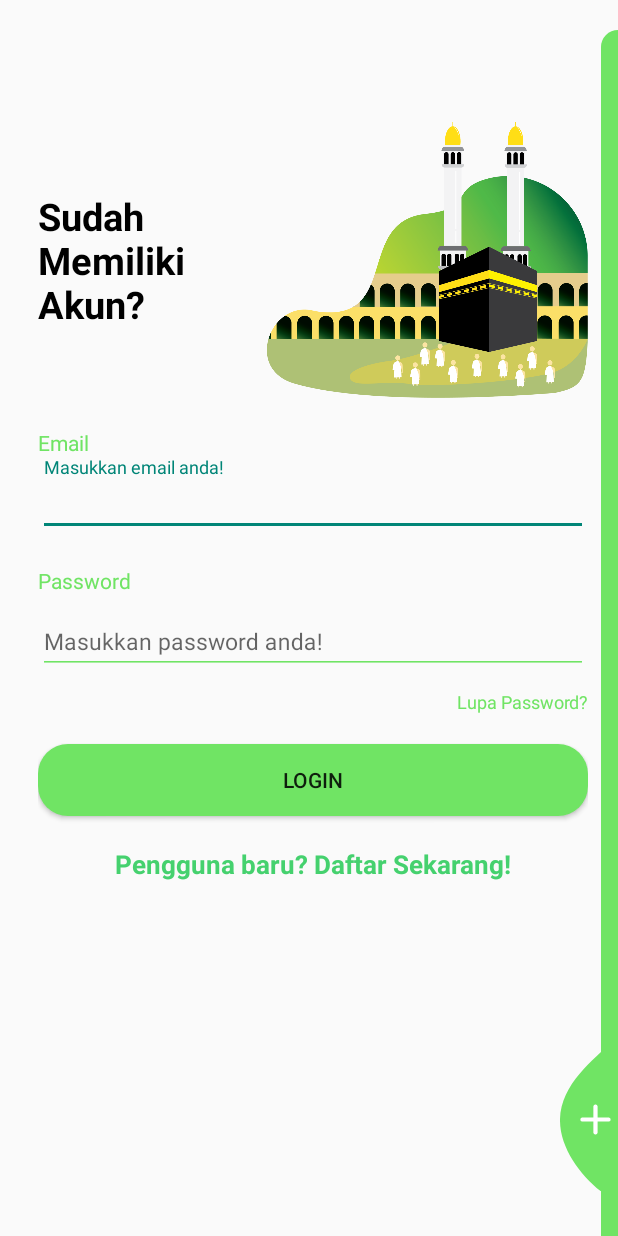
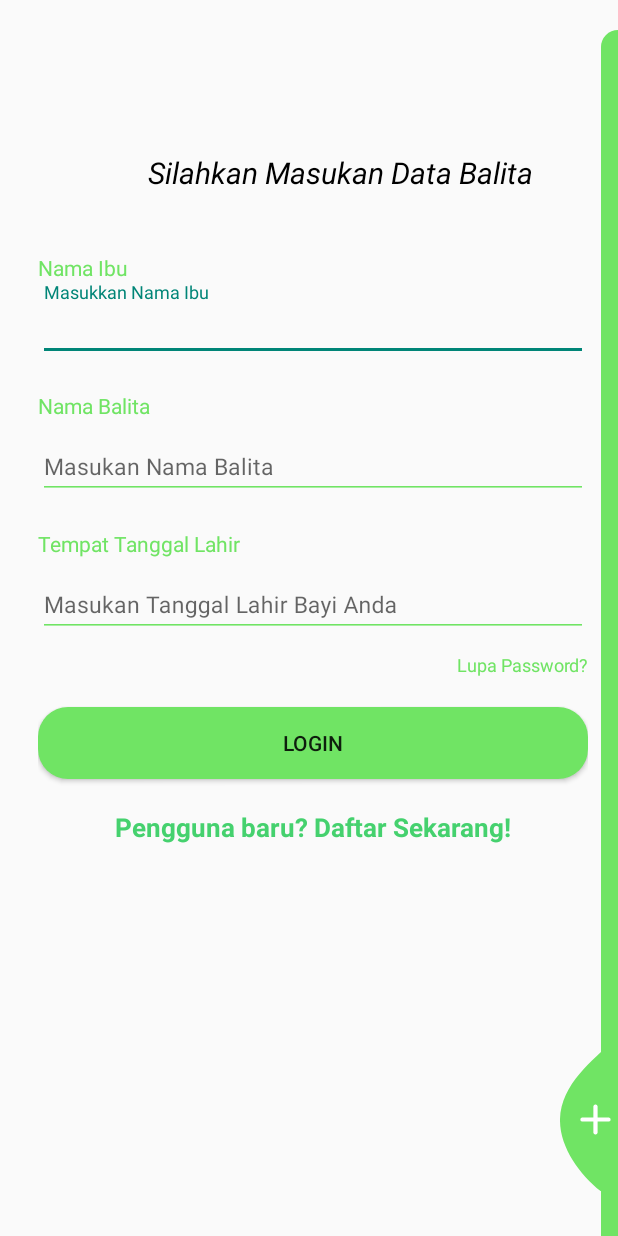
Before and after one commit to Rivaldz/HajiHealthMonitoring, an Android app: the LoginActivity screen opened directly, with no data from a screen before it, after a tap on "LOGIN", on a phone screen of 412 x 824 dp. Run offline under Robolectric (Android 15) with nearby library versions, the light colour scheme and no system bars; our stand-ins replace Firebase (no records; nobody signed in at launch, a user with empty details on screens opened directly).

Commit message:
mengubah login menjadi form regist bayi ibu ttl

```diff
--- a/app/src/main/java/com/valdo/hajihealthmonitoring/activity/KartuPantau.java
+++ b/app/src/main/java/com/valdo/hajihealthmonitoring/activity/KartuPantau.java
@@ -2,9 +2,11 @@ package com.valdo.hajihealthmonitoring.activity;
 
 import androidx.appcompat.app.AppCompatActivity;
 
+import android.content.Context;
 import android.os.Bundle;
 import android.widget.TextView;
 
+import com.valdo.hajihealthmonitoring.Preferences.Preferences;
 import com.valdo.hajihealthmonitoring.R;
 
 import java.text.SimpleDateFormat;
@@ -12,13 +14,15 @@ import java.util.Calendar;
 import java.util.Date;
 
 public class KartuPantau extends AppCompatActivity {
-    TextView lihatTanggal;
+    TextView lihatTanggal, namaBalita;
 
     @Override
     protected void onCreate(Bundle savedInstanceState) {
         super.onCreate(savedInstanceState);
         setContentView(R.layout.activity_kartu_pantau);
         lihatTanggal = findViewById(R.id.tanggal);
+        namaBalita = findViewById(R.id.textViewNamaBalita);
+        namaBalita.setText(Preferences.getRegisteredBayi(getBaseContext()));
         setDate(lihatTanggal);
     }
 
--- a/app/src/main/java/com/valdo/hajihealthmonitoring/activity/LoginActivity.java
+++ b/app/src/main/java/com/valdo/hajihealthmonitoring/activity/LoginActivity.java
@@ -28,6 +28,7 @@ import com.valdo.hajihealthmonitoring.fragment.ProfileFragment;
 import java.io.FileNotFoundException;
 import java.io.FileOutputStream;
 import java.io.IOException;
+import java.net.ConnectException;
 import java.time.Instant;
 
 import static android.text.TextUtils.isEmpty;
@@ -37,7 +38,7 @@ public class LoginActivity extends AppCompatActivity {
     private FirebaseAuth firebaseAuth;
 
     TextView register,lupaPass;
-    EditText email, password;
+    EditText namaIbu, namaBalita, ttl;
     Button loginBut ;
     String emailSto;
 
@@ -48,20 +49,14 @@ public class LoginActivity extends AppCompatActivity {
     protected void onCreate(Bundle savedInstanceState) {
         super.onCreate(savedInstanceState);
         setContentView(R.layout.activity_login);
-        register = findViewById(R.id.textRegister);
-        email = findViewById(R.id.editTextEmail);
-        password = findViewById(R.id.editTextPassword);
+        namaIbu = findViewById(R.id.editTextNamaIbu);
+        namaBalita = findViewById(R.id.editTextBalita);
+        ttl = findViewById(R.id.editTtl);
+
         loginBut = findViewById(R.id.buttonLogin);
         lupaPass = findViewById(R.id.forgotPassword);
         mProgress = findViewById(R.id.simpleProgressBar);
 
-
-//
-//        mProgress = new ProgressDialog(gkketBaseContext());
-//        mProgress.setTitle("Processing...");
-//        mProgress.setMessage("Please wait...");
-//        mProgress.setCancelable(false);
-//        mProgress.setIndeterminate(true);
 
         firebaseAuth = FirebaseAuth.getInstance();
 
@@ -72,46 +67,26 @@ public class LoginActivity extends AppCompatActivity {
             }
         });
 
-       register.setOnClickListener(new View.OnClickListener() {
-           @Override
-           public void onClick(View v) {
-               startActivity(new Intent(LoginActivity.this, RegisterActivity.class));
-
-           }
-       });
 
        loginBut.setOnClickListener(new View.OnClickListener() {
            @Override
            public void onClick(View v) {
-              String emailSt = email.getText().toString();
-              String passSt = password.getText().toString();
-              emailSto = emailSt;
-              Preferences.setLoggedInUser(getBaseContext(), emailSt);
+               String namaIbuSt = namaIbu.getText().toString();
+               String namaBalitaSt = namaBalita.getText().toString();
+               String ttlSt = ttl.getText().toString();
+               if (!isEmpty(namaBalitaSt) && !isEmpty(namaIbuSt) && !isEmpty(ttlSt)) {
 
-               if (!isEmpty(emailSt) && !isEmpty(passSt)){
-                  firebaseAuth.signInWithEmailAndPassword(emailSt,passSt)
-                          .addOnCompleteListener(LoginActivity.this, new OnCompleteListener<AuthResult>() {
-                              @Override
-                              public void onComplete(@NonNull Task<AuthResult> task) {
-                                  mProgress.setVisibility(View.VISIBLE);
-                                  if (task.isSuccessful()) {
-                                      startActivity(new Intent(LoginActivity.this, MainActivity.class));
-                                      Preferences.setLoggedInStatus(getBaseContext(),true);
-                                      Toast.makeText(getBaseContext(), "Login Berhasil", Toast.LENGTH_SHORT).show();
-                                  }
-                                  else {
-                                      mProgress.setVisibility(View.INVISIBLE);
-                                      Toast.makeText(getBaseContext(), "Passowrd atau email salah ", Toast.LENGTH_SHORT).show();
-                                  }
-                              }
+                   Preferences.setRegisteredIbu(getBaseContext(), namaIbuSt);
+                   Preferences.setRegisteredBayi(getBaseContext(), namaBalitaSt);
+                   Preferences.setRegisteredTtl(getBaseContext(), ttlSt);
 
-                          });
+                   Preferences.setLoggedInStatus(getBaseContext(),true);
 
-              }
-              else {
-                  Toast.makeText(getBaseContext(), "Silahkan isi email dan password", Toast.LENGTH_SHORT).show();
-
-              }
+                   startActivity(new Intent(LoginActivity.this, KartuPantau.class));
+               }
+               else {
+                   Toast.makeText(getBaseContext(), "Silahkan isi semua form", Toast.LENGTH_SHORT);
+               }
 
 
            }
@@ -120,13 +95,4 @@ public class LoginActivity extends AppCompatActivity {
 
     }
 
-    private String setEmail() throws IOException {
-        String emailSt = null;
-        FileOutputStream fOut = openFileOutput("eStorage", Context.MODE_PRIVATE);
-        fOut.write(emailSto.getBytes());
-        fOut.close();
-
-        return emailSt;
-
-    }
 }
--- a/app/src/main/java/com/valdo/hajihealthmonitoring/activity/RegisterActivity.java
+++ b/app/src/main/java/com/valdo/hajihealthmonitoring/activity/RegisterActivity.java
@@ -129,8 +129,8 @@ public class RegisterActivity extends AppCompatActivity {
         String[] emailSplit = emailString.split("\\.");
         String email = emailSplit[0];
 
-        RegisterModel registerModel = new RegisterModel(namaString,email,noHpString,passString);
-        databaseReference.child(email).setValue(registerModel);
+        RegisterModel registerModel = new RegisterModel(namaString,emailString,noHpString,passString);
+        databaseReference.child(email).push().setValue(registerModel);
 
     }
 }
--- a/app/src/main/java/com/valdo/hajihealthmonitoring/model/RegisterModel.java
+++ b/app/src/main/java/com/valdo/hajihealthmonitoring/model/RegisterModel.java
@@ -8,6 +8,9 @@ public class RegisterModel {
         this.email = email;
         this.noHp = noHp;
         this.pass = pass;
+    }
+
+    public RegisterModel() {
     }
 
     public String getNama() {
--- a/app/src/main/res/layout/activity_login.xml
+++ b/app/src/main/res/layout/activity_login.xml
@@ -34,72 +34,78 @@
             android:orientation="vertical"
             android:padding="20dp">
 
-            <RelativeLayout
+            <TextView
                 android:layout_width="match_parent"
-                android:layout_height="wrap_content"
-                android:layout_gravity="right">
-
-                <TextView
-                    android:id="@+id/header_text"
-                    android:layout_width="wrap_content"
-                    android:layout_height="wrap_content"
-                    android:layout_alignParentLeft="true"
-                    android:textColor="@color/black"
-                    android:layout_centerVertical="true"
-                    android:text="Sudah \nMemiliki \nAkun?"
-                    android:textSize="25sp"
-                    android:textStyle="bold" />
-
-                <ImageView
-                    android:id="@+id/header_image"
-                    android:layout_width="wrap_content"
-                    android:layout_height="wrap_content"
-                    android:layout_alignParentTop="true"
-                    android:layout_alignParentEnd="true"
-                    android:layout_marginTop="0dp"
-                    app:srcCompat="@drawable/haji_header_login" />
-
-            </RelativeLayout>
+                android:layout_height="match_parent"
+                android:text="\t\t\t\tSilahkan Masukan Data Balita"
+                android:textSize="20dp"
+                android:layout_gravity="center"
+                android:textStyle="italic"
+                android:padding="20dp"
+                android:textColor="@color/black"
+                />
 
             <TextView
-                android:id="@+id/textEmail"
+                android:id="@+id/textNamaIbu"
                 android:layout_marginTop="20dp"
                 android:layout_width="match_parent"
                 android:textColor="@color/greenYoung"
                 android:layout_height="wrap_content"
-                android:text="Email" />
+                android:text="Nama Ibu" />
 
             <com.google.android.material.textfield.TextInputLayout
-                android:id="@+id/textInputEmail"
+                android:id="@+id/textInputNamaIbu"
                 android:layout_width="match_parent"
                 android:layout_height="wrap_content">
                 <EditText
-                    android:id="@+id/editTextEmail"
+                    android:id="@+id/editTextNamaIbu"
                     android:layout_width="match_parent"
                     android:layout_height="wrap_content"
                     android:textSize="15sp"
                     android:inputType="textEmailAddress"
                     android:backgroundTint="@color/greenYoung"
                     android:maxLines="1"
-                    android:hint="Masukkan email anda!"/>
+                    android:hint="Masukkan Nama Ibu"/>
             </com.google.android.material.textfield.TextInputLayout>
 
             <TextView
-                android:id="@+id/textPassword"
+                android:id="@+id/textNamaBayi"
+                android:layout_marginTop="20dp"
+                android:layout_width="match_parent"
+                android:textColor="@color/greenYoung"
+                android:layout_height="wrap_content"
+                android:text="Nama Balita" />
+
+            <com.google.android.material.textfield.TextInputLayout
+                android:id="@+id/textInputNamaBalita"
+                android:layout_width="match_parent"
+                android:layout_height="wrap_content">
+                <EditText
+                    android:id="@+id/editTextBalita"
+                    android:layout_width="match_parent"
+                    android:layout_height="wrap_content"
+                    android:textSize="15sp"
+                    android:inputType="textEmailAddress"
+                    android:backgroundTint="@color/greenYoung"
+                    android:maxLines="1"
+                    android:hint="Masukan Nama Balita"/>
+            </com.google.android.material.textfield.TextInputLayout>
+            <TextView
+                android:id="@+id/textTtl"
                 android:layout_width="match_parent"
                 android:layout_height="wrap_content"
                 android:layout_marginTop="20dp"
                 android:textColor="@color/greenYoung"
-                android:text="Password" />
+                android:text="Tempat Tanggal Lahir" />
 
             <com.google.android.material.textfield.TextInputLayout
-                android:id="@+id/textInputPassword"
+                android:id="@+id/textInputTtl"
                 android:layout_width="match_parent"
                 android:layout_height="wrap_content">
                 <EditText
-                    android:id="@+id/editTextPassword"
+                    android:id="@+id/editTtl"
                     android:inputType="textPassword"
-                    android:hint="Masukkan password anda!"
+                    android:hint="Masukan Tanggal Lahir Bayi Anda"
                     android:textSize="15sp"
                     android:backgroundTint="@color/greenYoung"
                     android:maxLines="1"
@@ -136,7 +142,7 @@
                 android:textAlignment="center"
                 android:text="Pengguna baru? Daftar Sekarang!" />
 
-        </LinearLayout>
+        </LinearLayout>>
     </ScrollView>
     <View
         android:layout_marginTop="20dp"
```
Also changed, not shown: app/src/main/java/com/valdo/hajihealthmonitoring/Preferences/Preferences.java (+39 -14 lines), app/src/main/java/com/valdo/hajihealthmonitoring/fragment/EatTImeFragment.java (added, +33 -0 lines), app/src/main/java/com/valdo/hajihealthmonitoring/fragment/HomeFragment.java (+22 -2 lines), app/src/main/java/com/valdo/hajihealthmonitoring/fragment/ProfileFragment.java (+24 -7 lines), app/src/main/java/com/valdo/hajihealthmonitoring/model/ProfileModel.java (added, +40 -0 lines), app/src/main/res/layout/activity_kartu_pantau.xml (+11 -0 lines), app/src/main/res/layout/fragment_eat_time.xml (added, +107 -0 lines), app/src/main/res/layout/fragment_profile.xml (+60 -69 lines), app/src/main/res/drawable/fruit_logo.png (added).
